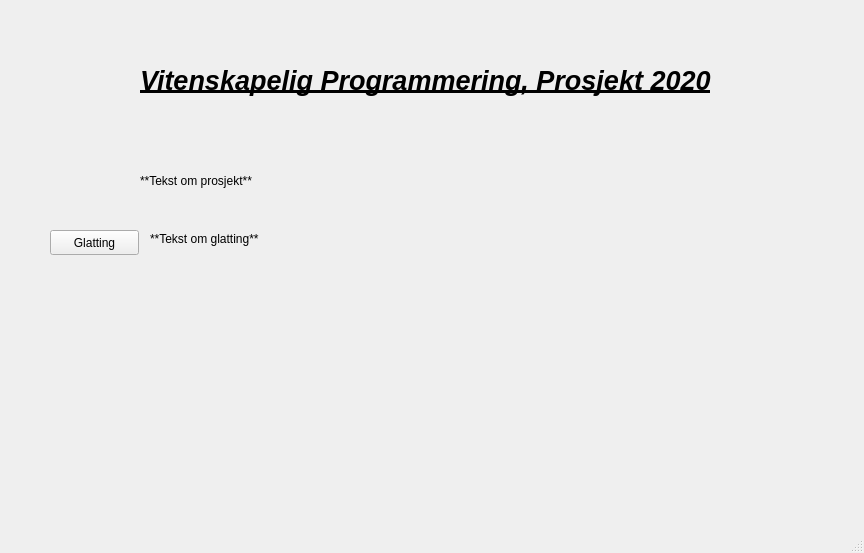
Qt form src/gui/UI/mainWindow.ui (jegerud/Sciprog2020project) before a commit.
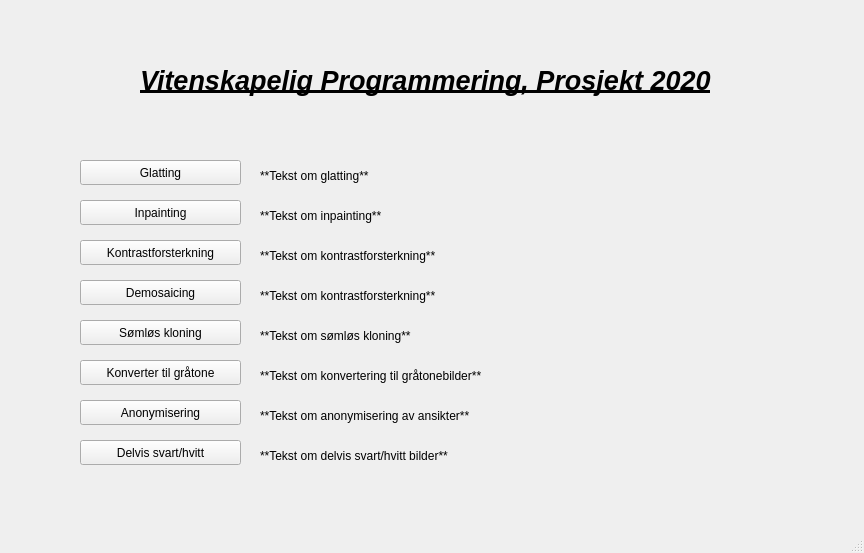
The same form after that commit.

Commit message: engelsk på variabler

```diff
--- a/src/gui/UI/mainWindow.ui
+++ b/src/gui/UI/mainWindow.ui
@@ -14,26 +14,13 @@
    <string>MainWindow</string>
   </property>
   <widget class="QWidget" name="centralwidget">
-   <widget class="QLabel" name="infoTekst">
-    <property name="geometry">
-     <rect>
-      <x>140</x>
-      <y>150</y>
-      <width>631</width>
-      <height>61</height>
-     </rect>
-    </property>
-    <property name="text">
-     <string>**Tekst om prosjekt**</string>
-    </property>
-   </widget>
    <widget class="QLabel" name="glattingTekst">
     <property name="geometry">
      <rect>
-      <x>150</x>
-      <y>230</y>
+      <x>260</x>
+      <y>160</y>
       <width>271</width>
-      <height>17</height>
+      <height>31</height>
      </rect>
     </property>
     <property name="text">
@@ -65,9 +52,9 @@
    <widget class="QPushButton" name="openGlatting">
     <property name="geometry">
      <rect>
-      <x>50</x>
-      <y>230</y>
-      <width>89</width>
+      <x>80</x>
+      <y>160</y>
+      <width>161</width>
       <height>25</height>
      </rect>
     </property>
@@ -75,6 +62,188 @@
      <string>Glatting</string>
     </property>
    </widget>
+   <widget class="QPushButton" name="openContrast">
+    <property name="geometry">
+     <rect>
+      <x>80</x>
+      <y>240</y>
+      <width>161</width>
+      <height>25</height>
+     </rect>
+    </property>
+    <property name="text">
+     <string>Kontrastforsterkning</string>
+    </property>
+   </widget>
+   <widget class="QLabel" name="glattingTekst_2">
+    <property name="geometry">
+     <rect>
+      <x>260</x>
+      <y>240</y>
+      <width>271</width>
+      <height>31</height>
+     </rect>
+    </property>
+    <property name="text">
+     <string>**Tekst om kontrastforsterkning**</string>
+    </property>
+   </widget>
+   <widget class="QLabel" name="glattingTekst_3">
+    <property name="geometry">
+     <rect>
+      <x>260</x>
+      <y>200</y>
+      <width>271</width>
+      <height>31</height>
+     </rect>
+    </property>
+    <property name="text">
+     <string>**Tekst om inpainting**</string>
+    </property>
+   </widget>
+   <widget class="QPushButton" name="openInpainting">
+    <property name="geometry">
+     <rect>
+      <x>80</x>
+      <y>200</y>
+      <width>161</width>
+      <height>25</height>
+     </rect>
+    </property>
+    <property name="text">
+     <string>Inpainting</string>
+    </property>
+   </widget>
+   <widget class="QLabel" name="glattingTekst_4">
+    <property name="geometry">
+     <rect>
+      <x>260</x>
+      <y>280</y>
+      <width>271</width>
+      <height>31</height>
+     </rect>
+    </property>
+    <property name="text">
+     <string>**Tekst om kontrastforsterkning**</string>
+    </property>
+   </widget>
+   <widget class="QPushButton" name="openDemosaicing">
+    <property name="geometry">
+     <rect>
+      <x>80</x>
+      <y>280</y>
+      <width>161</width>
+      <height>25</height>
+     </rect>
+    </property>
+    <property name="text">
+     <string>Demosaicing</string>
+    </property>
+   </widget>
+   <widget class="QLabel" name="glattingTekst_5">
+    <property name="geometry">
+     <rect>
+      <x>260</x>
+      <y>320</y>
+      <width>271</width>
+      <height>31</height>
+     </rect>
+    </property>
+    <property name="text">
+     <string>**Tekst om sømløs kloning**</string>
+    </property>
+   </widget>
+   <widget class="QPushButton" name="openSeamless">
+    <property name="geometry">
+     <rect>
+      <x>80</x>
+      <y>320</y>
+      <width>161</width>
+      <height>25</height>
+     </rect>
+    </property>
+    <property name="text">
+     <string>Sømløs kloning</string>
+    </property>
+   </widget>
+   <widget class="QLabel" name="glattingTekst_6">
+    <property name="geometry">
+     <rect>
+      <x>260</x>
+      <y>360</y>
+      <width>301</width>
+      <height>31</height>
+     </rect>
+    </property>
+    <property name="text">
+     <string>**Tekst om konvertering til gråtonebilder**</string>
+    </property>
+   </widget>
+   <widget class="QPushButton" name="openGrayConvert">
+    <property name="geometry">
+     <rect>
+      <x>80</x>
+      <y>360</y>
+      <width>161</width>
+      <height>25</height>
+     </rect>
+    </property>
+    <property name="text">
+     <string>Konverter til gråtone</string>
+    </property>
+   </widget>
+   <widget class="QLabel" name="glattingTekst_7">
+    <property name="geometry">
+     <rect>
+      <x>260</x>
+      <y>400</y>
+      <width>301</width>
+      <height>31</height>
+     </rect>
+    </property>
+    <property name="text">
+     <string>**Tekst om anonymisering av ansikter**</string>
+    </property>
+   </widget>
+   <widget class="QPushButton" name="openAnonymize">
+    <property name="geometry">
+     <rect>
+      <x>80</x>
+      <y>400</y>
+      <width>161</width>
+      <height>25</height>
+     </rect>
+    </property>
+    <property name="text">
+     <string>Anonymisering</string>
+    </property>
+   </widget>
+   <widget class="QLabel" name="glattingTekst_8">
+    <property name="geometry">
+     <rect>
+      <x>260</x>
+      <y>440</y>
+      <width>301</width>
+      <height>31</height>
+     </rect>
+    </property>
+    <property name="text">
+     <string>**Tekst om delvis svart/hvitt bilder**</string>
+    </property>
+   </widget>
+   <widget class="QPushButton" name="openBWEffect">
+    <property name="geometry">
+     <rect>
+      <x>80</x>
+      <y>440</y>
+      <width>161</width>
+      <height>25</height>
+     </rect>
+    </property>
+    <property name="text">
+     <string>Delvis svart/hvitt</string>
+    </property>
+   </widget>
   </widget>
   <widget class="QStatusBar" name="statusbar"/>
  </widget>
```
Left out of the diff: 2 changed lines with no effect on the pictures.
